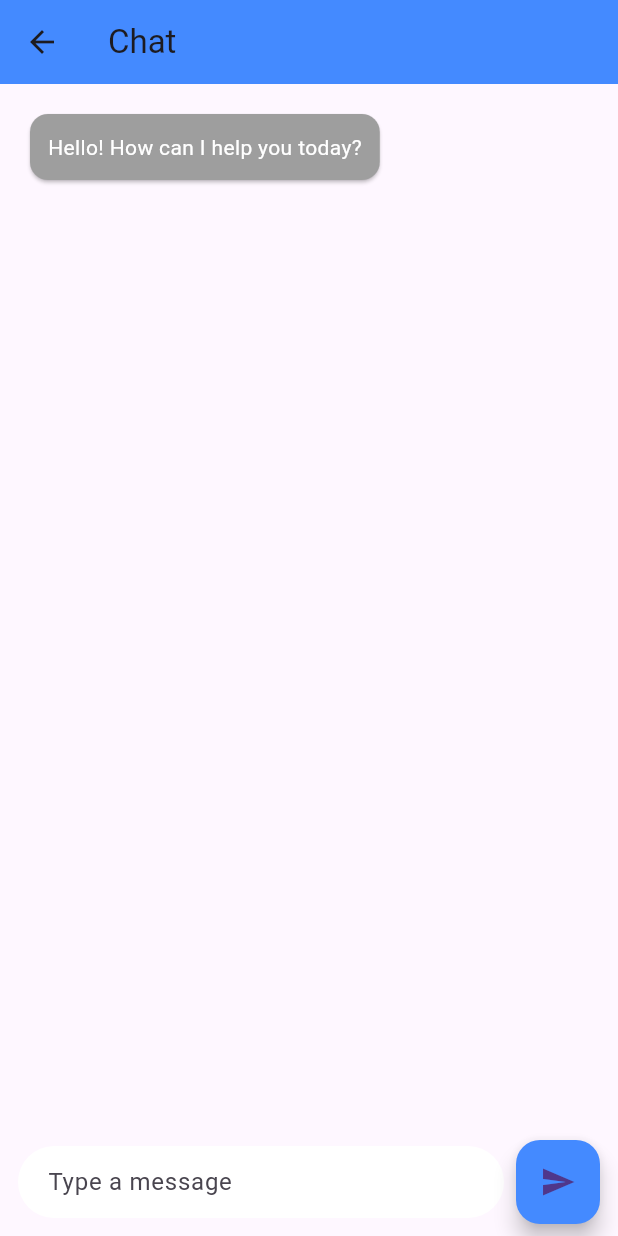
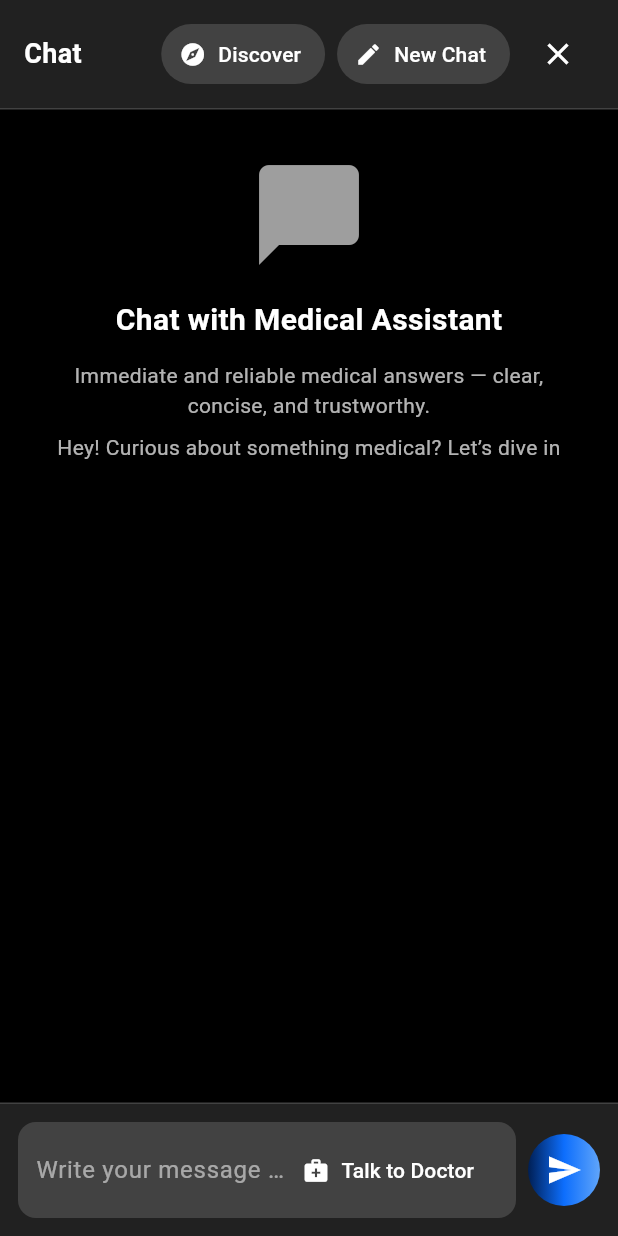
Before and after one commit to ayaosamaramadan/SmartOralDiagnosis, a Flutter app: the ChatScreen screen opened by its route, on a phone screen of 412 x 824 dp. Run offline on Flutter 3.47's test engine with Material 3 defaults, Android fonts, the light colour scheme and no system bars; our stand-ins replace google_fonts, image_picker.

Commit message:
flutter: modify styles

```diff
--- a/flutter/lib/screen/Alldiseases.dart
+++ b/flutter/lib/screen/Alldiseases.dart
@@ -184,9 +184,13 @@ class AlldiseasesScreen extends StatelessWidget {
           ),
         ),
       ),
-      floatingActionButton: const FixedButton(
-        label: 'Help',
-        icon: Icons.help_outline,
+      floatingActionButton: FloatingActionButton(
+        onPressed: () {
+          Navigator.pushNamed(context, '/chat');
+        },
+        backgroundColor: Colors.blueAccent,
+        tooltip: 'Chat',
+        child: const Icon(Icons.chat_bubble, color: Colors.white),
       ),
       floatingActionButtonLocation: FloatingActionButtonLocation.endFloat,
     );
--- a/flutter/lib/screen/chat.dart
+++ b/flutter/lib/screen/chat.dart
@@ -6,54 +6,160 @@ class ChatScreen extends StatelessWidget {
   @override
   Widget build(BuildContext context) {
     return Scaffold(
-      appBar: AppBar(
-        backgroundColor: Colors.blueAccent,
-        title: const Text('Chat'),
-      ),
-      body: Column(
-        children: [
-          Expanded(
-            child: ListView(
-              padding: const EdgeInsets.all(16),
-              children: const [
-                Align(
-                  alignment: Alignment.centerLeft,
-                  child: Card(
-                    color: Colors.grey,
-                    child: Padding(
-                      padding: EdgeInsets.all(12.0),
-                      child: Text('Hello! How can I help you today?', style: TextStyle(color: Colors.white)),
+      backgroundColor: Colors.black,
+      body: SafeArea(
+        child: Column(
+          children: [
+            // Header
+            Container(
+              padding: const EdgeInsets.symmetric(horizontal: 16, vertical: 12),
+              decoration: BoxDecoration(
+                color: Colors.grey[900],
+                border: Border(bottom: BorderSide(color: Colors.grey[800]!)),
+              ),
+              child: Row(
+                mainAxisAlignment: MainAxisAlignment.spaceBetween,
+                children: [
+                  const Text(
+                    'Chat',
+                    style: TextStyle(
+                      color: Colors.white,
+                      fontSize: 18,
+                      fontWeight: FontWeight.w600,
                     ),
                   ),
+                  Row(
+                    children: [
+                      TextButton.icon(
+                        style: TextButton.styleFrom(
+                          backgroundColor: Colors.grey[800],
+                          foregroundColor: Colors.white,
+                        ),
+                        onPressed: () {},
+                        icon: const Icon(Icons.explore, size: 18),
+                        label: const Text('Discover'),
+                      ),
+                      const SizedBox(width: 8),
+                      TextButton.icon(
+                        style: TextButton.styleFrom(
+                          backgroundColor: Colors.grey[800],
+                          foregroundColor: Colors.white,
+                        ),
+                        onPressed: () {},
+                        icon: const Icon(Icons.edit, size: 18),
+                        label: const Text('New Chat'),
+                      ),
+                      const SizedBox(width: 8),
+                      IconButton(
+                        onPressed: () => Navigator.pop(context),
+                        icon: const Icon(Icons.close, color: Colors.white),
+                      ),
+                    ],
+                  )
+                ],
+              ),
+            ),
+
+            // Content
+            Expanded(
+              child: SingleChildScrollView(
+                padding: const EdgeInsets.all(30),
+                child: Column(
+                  mainAxisAlignment: MainAxisAlignment.center,
+                  children: const [
+                    Icon(Icons.chat_bubble_rounded,
+                        size: 80, color: Colors.grey),
+                    SizedBox(height: 16),
+                    Text(
+                      'Chat with Medical Assistant',
+                      style: TextStyle(
+                          color: Colors.white,
+                          fontSize: 20,
+                          fontWeight: FontWeight.w600),
+                    ),
+                    SizedBox(height: 12),
+                    Text(
+                      'Immediate and reliable medical answers — clear, concise, and trustworthy.',
+                      textAlign: TextAlign.center,
+                      style: TextStyle(color: Colors.white70),
+                    ),
+                    SizedBox(height: 8),
+                    Text(
+                      'Hey! Curious about something medical? Let’s dive in',
+                      textAlign: TextAlign.center,
+                      style: TextStyle(color: Colors.white70),
+                    ),
+                  ],
                 ),
-              ],
+              ),
             ),
-          ),
-          Container(
-            padding: const EdgeInsets.symmetric(horizontal: 12, vertical: 8),
-            child: Row(
-              children: [
-                Expanded(
-                  child: TextField(
-                    decoration: InputDecoration(
-                      hintText: 'Type a message',
-                      filled: true,
-                      fillColor: Colors.white,
-                      border: OutlineInputBorder(borderRadius: BorderRadius.circular(24), borderSide: BorderSide.none),
-                      contentPadding: const EdgeInsets.symmetric(horizontal: 16, vertical: 12),
+
+            // Input area
+            Container(
+              padding: const EdgeInsets.all(12),
+              decoration: BoxDecoration(
+                border: Border(top: BorderSide(color: Colors.grey[800]!)),
+                color: Colors.grey[900],
+              ),
+              child: Row(
+                children: [
+                  Expanded(
+                    child: Container(
+                      padding: const EdgeInsets.symmetric(
+                          horizontal: 12, vertical: 8),
+                      decoration: BoxDecoration(
+                        color: Colors.grey[800],
+                        borderRadius: BorderRadius.circular(12),
+                      ),
+                      child: Row(
+                        children: [
+                          Expanded(
+                            child: TextField(
+                              style: const TextStyle(color: Colors.white),
+                              decoration: const InputDecoration(
+                                hintText: 'Write your message here...',
+                                hintStyle: TextStyle(color: Colors.white54),
+                                border: InputBorder.none,
+                              ),
+                            ),
+                          ),
+                          TextButton.icon(
+                            onPressed: () {},
+                            icon: const Icon(Icons.medical_services,
+                                color: Colors.white),
+                            label: const Text(
+                              'Talk to Doctor',
+                              style: TextStyle(color: Colors.white),
+                            ),
+                          )
+                        ],
+                      ),
                     ),
                   ),
-                ),
-                const SizedBox(width: 8),
-                FloatingActionButton(
-                  onPressed: () {},
-                  backgroundColor: Colors.blueAccent,
-                  child: const Icon(Icons.send),
-                )
-              ],
+                  const SizedBox(width: 8),
+                  Container(
+                    width: 48,
+                    height: 48,
+                    decoration: BoxDecoration(
+                      gradient: const LinearGradient(
+                        colors: [
+                          Color(0xFF001F54),
+                          Color(0xFF0D6EFD),
+                          Color(0xFF60A5FA)
+                        ],
+                      ),
+                      borderRadius: BorderRadius.circular(24),
+                    ),
+                    child: IconButton(
+                      onPressed: () {},
+                      icon: const Icon(Icons.send, color: Colors.white),
+                    ),
+                  )
+                ],
+              ),
             ),
-          )
-        ],
+          ],
+        ),
       ),
     );
   }
--- a/flutter/lib/screen/scan.dart
+++ b/flutter/lib/screen/scan.dart
@@ -35,6 +35,15 @@ class _ScanPageState extends State<ScanPage> {
   Widget build(BuildContext context) {
     return Scaffold(
       backgroundColor: const Color.fromARGB(255, 0, 0, 0),
+            floatingActionButtonLocation: FloatingActionButtonLocation.endFloat,
+      floatingActionButton: FloatingActionButton(
+        onPressed: () {
+          Navigator.pushNamed(context, '/chat');
+        },
+        backgroundColor: Colors.blueAccent,
+        tooltip: 'Chat',
+        child: const Icon(Icons.chat_bubble, color: Colors.white),
+      ),
 
       body: Stack(
         children: [
```
